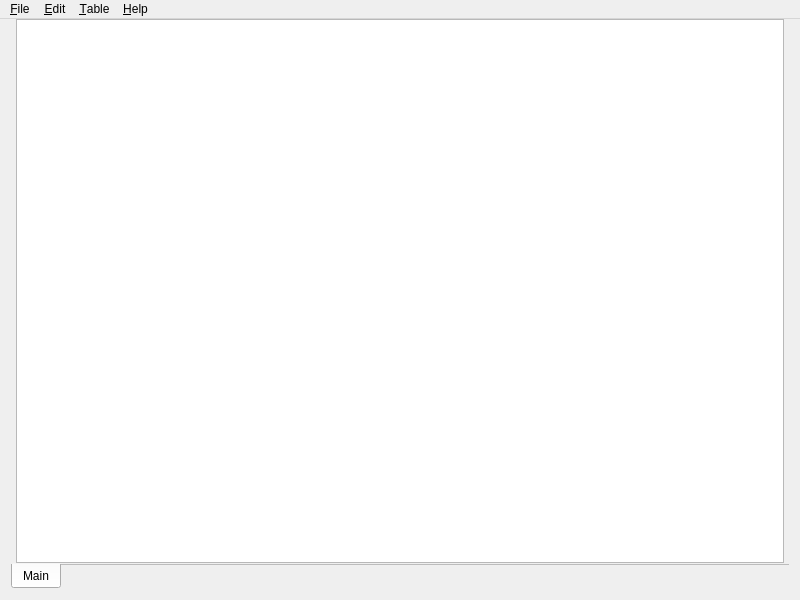
This is src/mainwindow.ui in zwpwjwtz/Openote as Qt 5 draws it before an edit. The edited form follows.
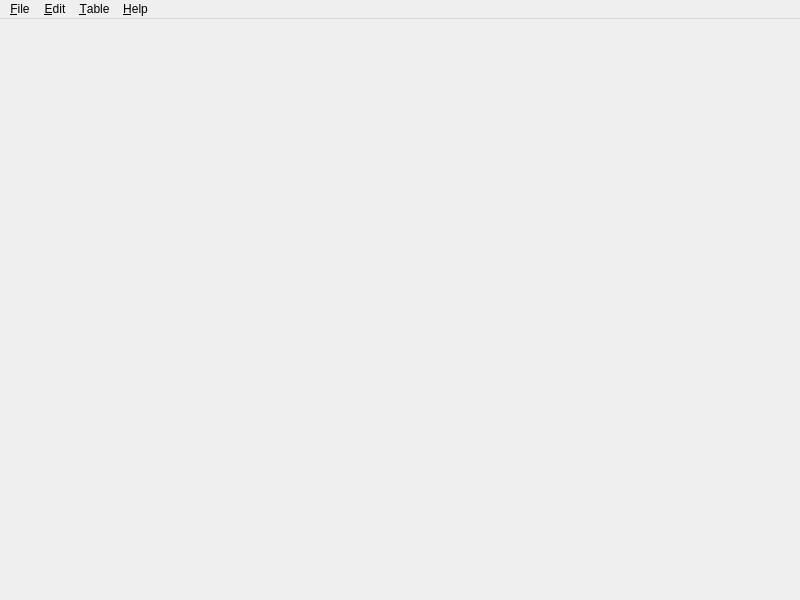
This is the edited form. Icons and pictures are not drawn.

Commit message: Move the table view to a standalone object.

```diff
--- a/src/mainwindow.ui
+++ b/src/mainwindow.ui
@@ -25,38 +25,6 @@
     <property name="topMargin">
      <number>0</number>
     </property>
-    <item>
-     <widget class="QTabWidget" name="tabWidget">
-      <property name="tabPosition">
-       <enum>QTabWidget::South</enum>
-      </property>
-      <property name="documentMode">
-       <bool>true</bool>
-      </property>
-      <widget class="QWidget" name="tab">
-       <attribute name="title">
-        <string>Main</string>
-       </attribute>
-       <layout class="QVBoxLayout" name="verticalLayout_2">
-        <property name="leftMargin">
-         <number>5</number>
-        </property>
-        <property name="topMargin">
-         <number>0</number>
-        </property>
-        <property name="rightMargin">
-         <number>5</number>
-        </property>
-        <property name="bottomMargin">
-         <number>0</number>
-        </property>
-        <item>
-         <widget class="QTableView" name="tableView"/>
-        </item>
-       </layout>
-      </widget>
-     </widget>
-    </item>
    </layout>
   </widget>
   <widget class="QMenuBar" name="menuBar">
```
Left out of the diff: 2 changed lines with no effect on the pictures. The commit also changes 7 other files.
